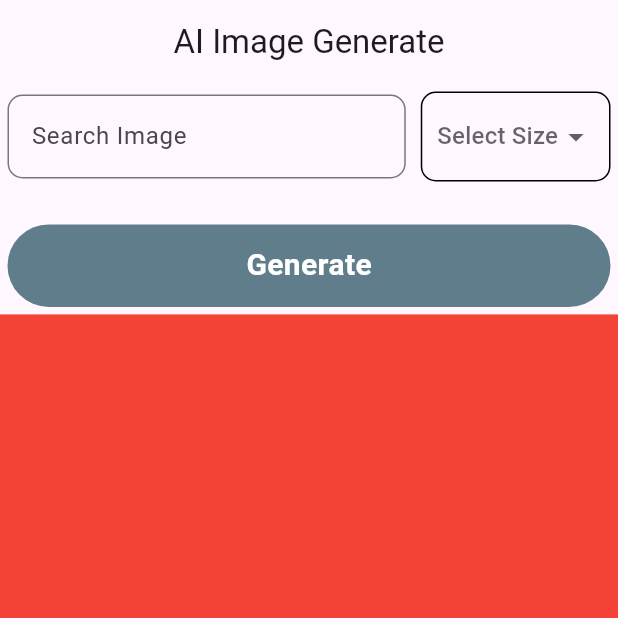
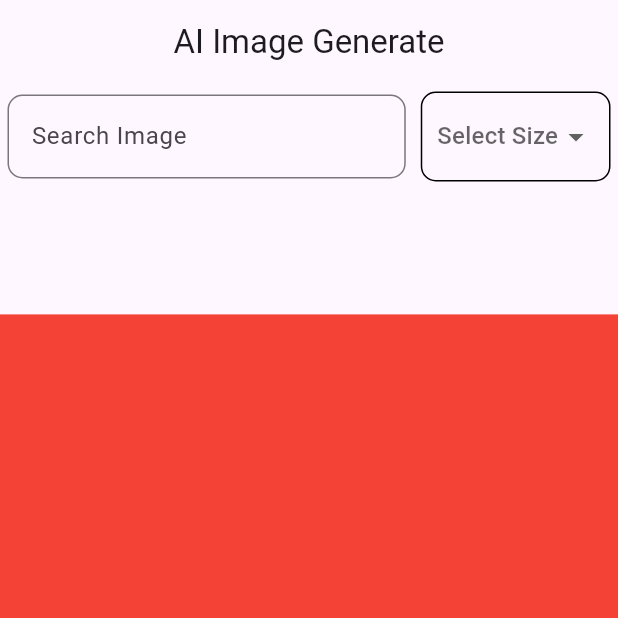
Before and after one commit to Shahabmustafa/ai_image_generate, a Flutter app: the screen it shows after launch, on a phone screen of 412 x 824 dp, the top half of it. Run offline on Flutter 3.47's test engine with Material 3 defaults, Android fonts, the phone set to English and light mode, and no system bars.

Commit message:
this file i add ui design

```diff
--- a/lib/view/home_screen.dart
+++ b/lib/view/home_screen.dart
@@ -11,6 +11,8 @@ class _HomeScreenState extends State<HomeScreen> {
 
   var size = ["Small","Medium","Large"];
   String? dropValue;
+  TextEditingController createImage = TextEditingController();
+  bool loading = false;
   @override
   Widget build(BuildContext context) {
     return Scaffold(
@@ -31,6 +33,7 @@ class _HomeScreenState extends State<HomeScreen> {
                     children: [
                       Expanded(
                         child: TextFormField(
+                          controller: createImage,
                           decoration: InputDecoration(
                             hintText: "Search Image",
                             border: OutlineInputBorder(
@@ -61,26 +64,41 @@ class _HomeScreenState extends State<HomeScreen> {
                                 child: Text(size[index]),
                               ),
                             ),
-                            onChanged: (value){},
+                            onChanged: (value){
+                              dropValue = value;
+                              setState(() {
+
+                              });
+                            },
                           ),
                         ),
                       ),
                     ],
                   ),
-                  Container(
+                  dropValue == null ?
+                  SizedBox() :
+                  InkWell(
+                    onTap: (){
+
+                    },
+                    child: Container(
                       height: 55,
                       width: double.infinity,
                       decoration: BoxDecoration(
                         color: Colors.blueGrey,
                         borderRadius: BorderRadius.circular(30),
                       ),
-                    child: Center(
+                      child: loading ?
+                          Center(child: CircularProgressIndicator(color: Colors.white,))
+                          :
+                      Center(
                         child: Text(
                           "Generate",
                           style: TextStyle(
                             fontWeight: FontWeight.bold,
                             fontSize: 20,
                             color: Colors.white,
+                          ),
                         ),
                       ),
                     ),
```
Lines whose indentation alone changed are shown as unchanged.
